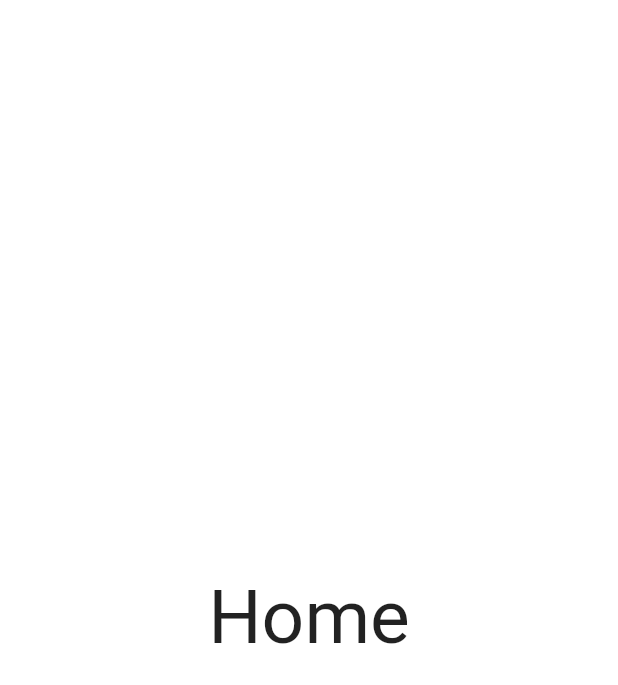
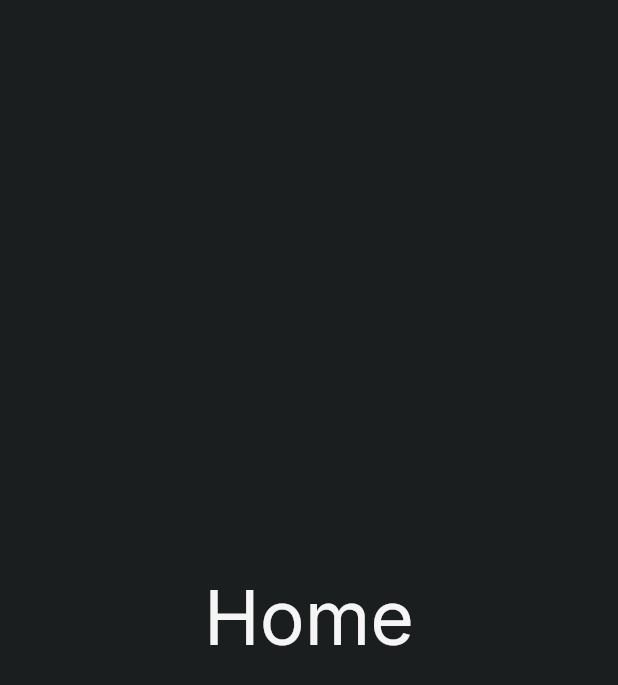
Before and after one commit to Kingkull2811/chat_app, a Flutter app: the screen it shows after launch, on a phone screen of 412 x 824 dp. Shown: the top 685 px of the screen. Run offline on Flutter 3.47's test engine with Material 2 defaults, Android fonts, the phone set to English and light mode, and no system bars; our stand-ins replace firebase_core, google_fonts, shared_preferences; missing offline and left inert: cloud_firestore_web, firebase_auth_web, firebase_core_web, shared_preferences_web; accounts and stored records are empty.

Commit message:
add theme

```diff
--- a/lib/main.dart
+++ b/lib/main.dart
@@ -1,5 +1,5 @@
 import 'package:chat_app/screens/home_page.dart';
-import 'package:chat_app/screens/login_page.dart';
+import 'package:chat_app/theme.dart';
 import 'package:chat_app/utilities/app_constants.dart';
 import 'package:firebase_core/firebase_core.dart';
 import 'package:flutter/foundation.dart';
@@ -21,11 +21,19 @@ void main() async {
     await Firebase.initializeApp();
   }
 
-  runApp(const MyApp());
+  runApp(
+    MyApp(
+      appTheme: AppTheme(),
+    ),
+  );
 }
 
 class MyApp extends StatefulWidget {
-  const MyApp({Key? key}) : super(key: key);
+  final AppTheme appTheme;
+  const MyApp({
+    Key? key,
+    required this.appTheme,
+  }) : super(key: key);
 
   @override
   State<MyApp> createState() => _MyAppState();
@@ -53,13 +61,14 @@ class _MyAppState extends State<MyApp> {
   @override
   Widget build(BuildContext context) {
     return MaterialApp(
-      theme: ThemeData(
-          primaryColor: AppConstants().primaryColor,
-          scaffoldBackgroundColor: Colors.white),
-      debugShowCheckedModeBanner: false,
-      home: //_isSignedIn ?
-      const HomePage()
-          //: const LoginPage(),
-    );
+        theme: AppTheme().light,
+        darkTheme: AppTheme().dark,
+        debugShowCheckedModeBanner: false,
+        themeMode: ThemeMode.dark,
+        //debugShowCheckedModeBanner: false,
+        home: //_isSignedIn ?
+            const HomePage()
+        //: const LoginPage(),
+        );
   }
 }
--- a/lib/screens/login_page.dart
+++ b/lib/screens/login_page.dart
@@ -12,10 +12,10 @@ class _LoginPageState extends State<LoginPage> {
   Widget build(BuildContext context) {
     return Scaffold(
       body: InkWell(
-        onTap: (){
+        onTap: () {
           Navigator.pop(context);
         },
-        child: Center(
+        child: const Center(
           child: Text(
             'Login',
             style: TextStyle(fontSize: 50),
--- /dev/null
+++ b/lib/theme.dart
@@ -0,0 +1,95 @@
+import 'package:flutter/material.dart';
+import 'package:flutter/services.dart';
+import 'package:google_fonts/google_fonts.dart';
+
+abstract class AppColors {
+  static const secondary = Color(0xFF3B76F6);
+  static const accent = Color(0xFFD6755B);
+  static const textDark = Color(0xFF53585A);
+  static const textLigth = Color(0xFFF5F5F5);
+  static const textFaded = Color(0xFF9899A5);
+  static const iconLight = Color(0xFFB1B4C0);
+  static const iconDark = Color(0xFFB1B3C1);
+  static const textHighlight = secondary;
+  static const cardLight = Color(0xFFF9FAFE);
+  static const cardDark = Color(0xFF303334);
+}
+
+abstract class _LightColors {
+  static const background = Colors.white;
+  static const card = AppColors.cardLight;
+}
+
+abstract class _DarkColors {
+  static const background = Color(0xFF1B1E1F);
+  static const card = AppColors.cardDark;
+}
+
+/// Reference to the application theme.
+class AppTheme {
+  static const accentColor = AppColors.accent;
+  static final visualDensity = VisualDensity.adaptivePlatformDensity;
+
+  final darkBase = ThemeData.dark();
+  final lightBase = ThemeData.light();
+
+  /// Light theme and its settings.
+  ThemeData get light => ThemeData(
+        brightness: Brightness.light,
+        colorScheme: lightBase.colorScheme.copyWith(secondary: accentColor),
+        visualDensity: visualDensity,
+        textTheme:
+            GoogleFonts.mulishTextTheme().apply(bodyColor: AppColors.textDark),
+        backgroundColor: _LightColors.background,
+        appBarTheme: lightBase.appBarTheme.copyWith(
+          iconTheme: lightBase.iconTheme,
+          backgroundColor: Colors.transparent,
+          elevation: 0,
+          centerTitle: true,
+          titleTextStyle: const TextStyle(
+            fontWeight: FontWeight.bold,
+            fontSize: 17,
+            color: AppColors.textDark,
+          ),
+          systemOverlayStyle: SystemUiOverlayStyle.dark,
+        ),
+        scaffoldBackgroundColor: _LightColors.background,
+        elevatedButtonTheme: ElevatedButtonThemeData(
+          style: ElevatedButton.styleFrom(primary: AppColors.secondary),
+        ),
+        cardColor: _LightColors.card,
+        primaryTextTheme: const TextTheme(
+          headline6: TextStyle(color: AppColors.textDark),
+        ),
+        iconTheme: const IconThemeData(color: AppColors.iconDark),
+      );
+
+  /// Dark theme and its settings.
+  ThemeData get dark => ThemeData(
+        brightness: Brightness.dark,
+        colorScheme: darkBase.colorScheme.copyWith(secondary: accentColor),
+        visualDensity: visualDensity,
+        textTheme:
+            GoogleFonts.interTextTheme().apply(bodyColor: AppColors.textLigth),
+        backgroundColor: _DarkColors.background,
+        appBarTheme: darkBase.appBarTheme.copyWith(
+          backgroundColor: Colors.transparent,
+          elevation: 0,
+          centerTitle: true,
+          titleTextStyle: const TextStyle(
+            fontWeight: FontWeight.bold,
+            fontSize: 17,
+          ),
+          systemOverlayStyle: SystemUiOverlayStyle.light,
+        ),
+        scaffoldBackgroundColor: _DarkColors.background,
+        elevatedButtonTheme: ElevatedButtonThemeData(
+          style: ElevatedButton.styleFrom(primary: AppColors.secondary),
+        ),
+        cardColor: _DarkColors.card,
+        primaryTextTheme: const TextTheme(
+          headline6: TextStyle(color: AppColors.textLigth),
+        ),
+        iconTheme: const IconThemeData(color: AppColors.iconLight),
+      );
+}
--- a/pubspec.yaml
+++ b/pubspec.yaml
@@ -18,6 +18,8 @@ dependencies:
   firebase_core: ^2.4.0
   shared_preferences: ^2.0.15
   #firebase_core_platform_interface: 4.5.1
+
+  google_fonts: ^3.0.1
 
   flutter:
     sdk: flutter
```
Also changed, not shown: pubspec.lock, 1 other file.
